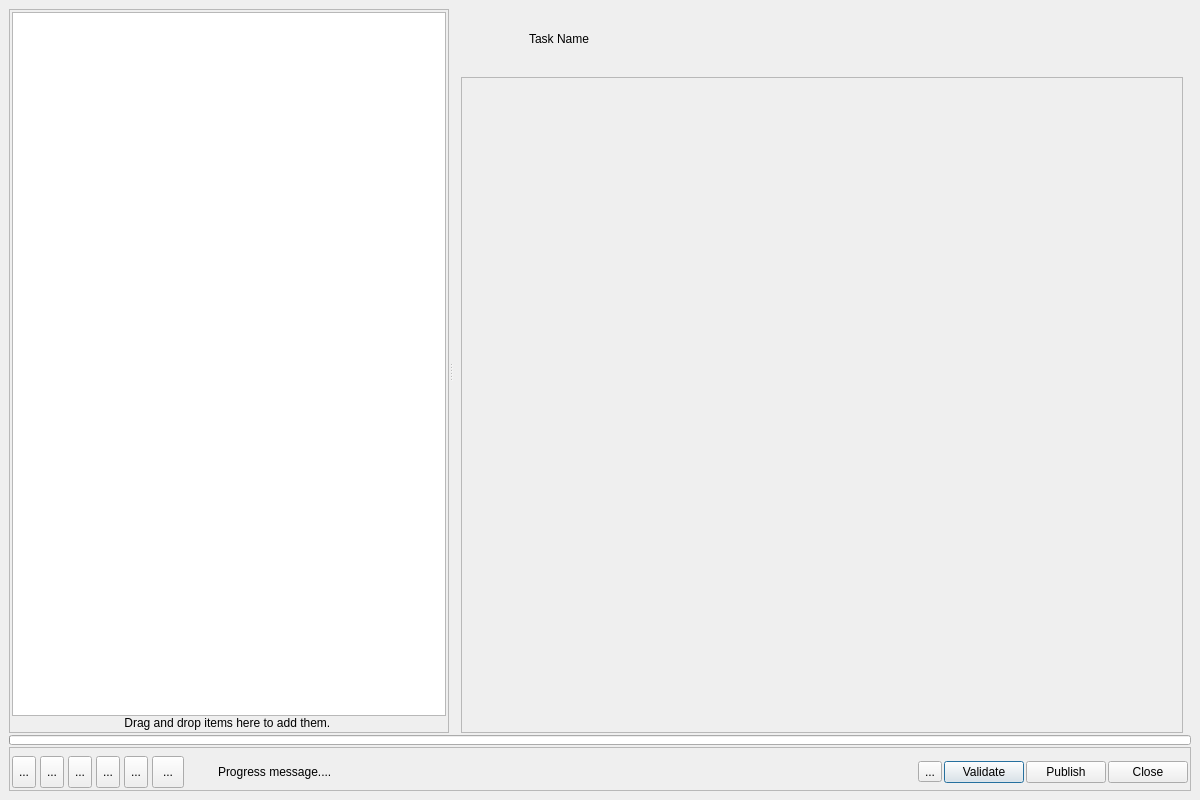
The window that resources/dialog.ui (animagrad/tk-multi-publish2) describes before a commit, drawn with Qt 5.
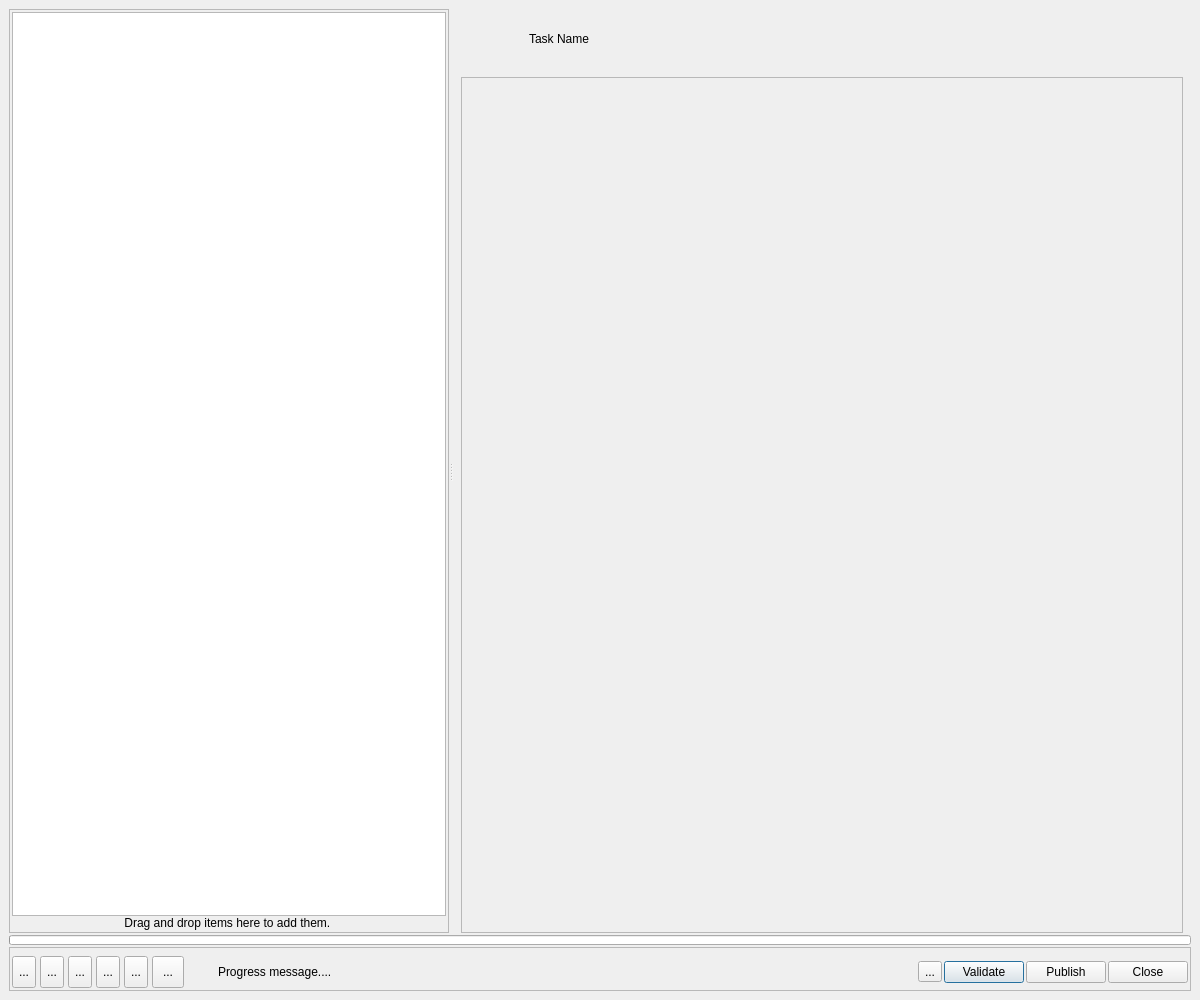
The same window after the commit. Icons and pictures are not drawn. Custom widgets are drawn as their Qt base class.

Commit message: Make the dialog a bit taller

```diff
--- a/resources/dialog.ui
+++ b/resources/dialog.ui
@@ -7,7 +7,7 @@
     <x>0</x>
     <y>0</y>
     <width>1200</width>
-    <height>800</height>
+    <height>1000</height>
    </rect>
   </property>
   <property name="windowTitle">
```
The commit also changes 1 other file.
